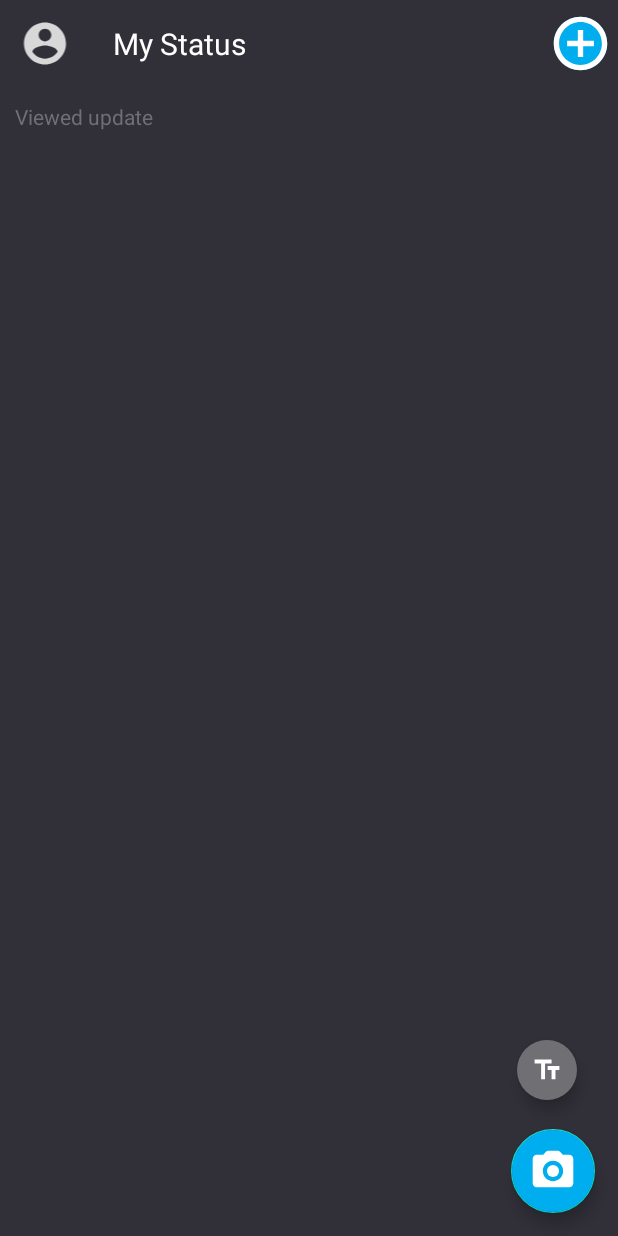
After one commit to vedangj044/StatusView, an Android app: the layout fragment_main.xml on its own in the app's theme, with its tools: preview values and no code run, on a phone screen of 412 x 824 dp. The commit adds this screen. Run offline under Robolectric (Android 15) with nearby library versions, the phone set to English and light mode, and no system bars; Roboto replaces fonts that are not available here.

Commit message:
Changed MainActivity to MainActivityFragment

```diff
--- a/app/src/main/java/com/vedangj044/statusview/Activity/CameraActivty.java
+++ b/app/src/main/java/com/vedangj044/statusview/Activity/CameraActivty.java
@@ -29,7 +29,7 @@ import android.widget.Toast;
 
 import com.google.common.util.concurrent.ListenableFuture;
 import com.vedangj044.statusview.Adapters.GalleryImageAdapter;
-import com.vedangj044.statusview.customView.PreviewCustom;
+import com.vedangj044.statusview.CustomView.PreviewCustom;
 import com.vedangj044.statusview.R;
 
 import java.io.File;
--- a/app/src/main/java/com/vedangj044/statusview/customView/PreviewCustom.java
+++ b/app/src/main/java/com/vedangj044/statusview/CustomView/PreviewCustom.java
@@ -1,4 +1,4 @@
-package com.vedangj044.statusview.customView;
+package com.vedangj044.statusview.CustomView;
 
 import android.content.Context;
 import android.util.AttributeSet;
--- a/app/src/main/res/layout/activity_camera_activty.xml
+++ b/app/src/main/res/layout/activity_camera_activty.xml
@@ -8,7 +8,7 @@
     android:id="@+id/parent_of_preview"
     tools:context=".Activity.CameraActivty">
 
-    <com.vedangj044.statusview.customView.PreviewCustom
+    <com.vedangj044.statusview.CustomView.PreviewCustom
         android:id="@+id/camera"
         android:layout_width="match_parent"
         android:layout_height="match_parent"
--- /dev/null
+++ b/app/src/main/res/layout/fragment_main.xml
@@ -0,0 +1,87 @@
+<?xml version="1.0" encoding="utf-8"?>
+<RelativeLayout xmlns:android="http://schemas.android.com/apk/res/android"
+    xmlns:app="http://schemas.android.com/apk/res-auto"
+    android:layout_width="match_parent"
+    android:layout_height="match_parent"
+    android:background="@color/viewBackgroud">
+
+
+    <LinearLayout
+        android:layout_width="match_parent"
+        android:layout_height="wrap_content"
+        android:orientation="horizontal"
+        android:id="@+id/top_info_bar" >
+
+        <ImageView
+            android:layout_width="60dp"
+            android:layout_height="match_parent"
+            android:src="@drawable/ic_account_foreground"
+            android:id="@+id/account_image"/>
+
+        <TextView
+            android:layout_width="wrap_content"
+            android:layout_height="wrap_content"
+            android:text="@string/my_status"
+            android:padding="15dp"
+            android:textSize="20sp"
+            android:textColor="#ffffff"/>
+
+        <LinearLayout
+            android:layout_width="fill_parent"
+            android:layout_height="match_parent"
+            android:gravity="end"
+            android:orientation="horizontal">
+
+            <ImageView
+                android:layout_width="50dp"
+                android:layout_height="match_parent"
+                android:src="@drawable/circle_add_icon" />
+
+        </LinearLayout>
+
+    </LinearLayout>
+
+    <TextView
+        android:layout_width="match_parent"
+        android:layout_height="wrap_content"
+        android:layout_below="@id/top_info_bar"
+        android:id="@+id/viewedText"
+        android:text="@string/viewed_update"
+        android:padding="10dp"
+        android:textColor="@color/appGrey"/>
+
+    <androidx.recyclerview.widget.RecyclerView
+        android:layout_width="match_parent"
+        android:layout_height="wrap_content"
+        android:layout_below="@+id/viewedText"
+        android:id="@+id/viewedRecyclerView"/>
+
+    <com.google.android.material.floatingactionbutton.FloatingActionButton
+        android:id="@+id/create_text_status"
+        android:layout_width="wrap_content"
+        android:layout_height="wrap_content"
+        app:fabSize="mini"
+        android:layout_above="@id/camera_button"
+        android:layout_alignStart="@id/camera_button"
+        android:src="@drawable/ic_text_foreground"
+        app:maxImageSize="36dp"
+        app:tint="@android:color/white"
+        android:backgroundTint="@color/appGrey"
+        app:borderWidth="0dp"
+        android:elevation="10dp"/>
+
+    <com.google.android.material.floatingactionbutton.FloatingActionButton
+        android:layout_width="wrap_content"
+        android:layout_height="wrap_content"
+        android:layout_alignParentBottom="true"
+        android:layout_alignParentEnd="true"
+        android:layout_margin="15dp"
+        app:fabSize="normal"
+        app:maxImageSize="56dp"
+        android:elevation="10dp"
+        app:tint="@android:color/white"
+        android:src="@drawable/ic_camera_foreground"
+        android:id="@+id/camera_button"
+        android:backgroundTint="@color/iconBackgrouf"/>
+
+</RelativeLayout>
```
Also changed, not shown: app/src/main/java/com/vedangj044/statusview/Activity/MainActivity.java (+4 -49 lines), app/src/main/java/com/vedangj044/statusview/Activity/MainActivityFragment.java (added, +83 -0 lines), app/src/main/res/layout/activity_main.xml (+1 -81 lines).
